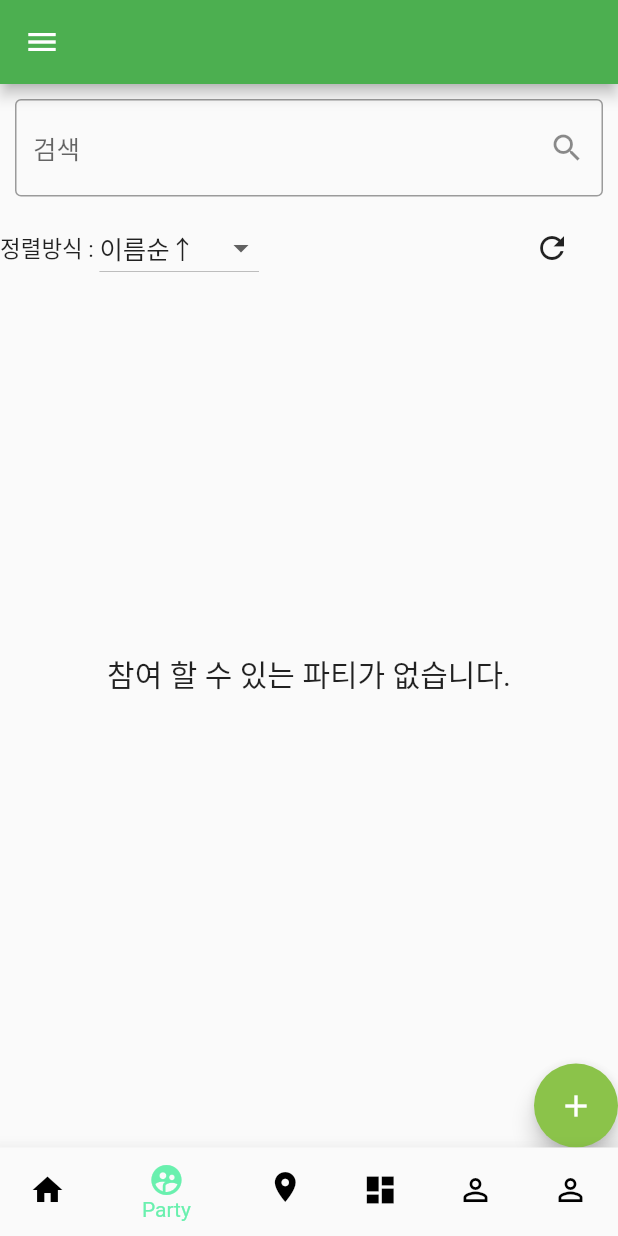
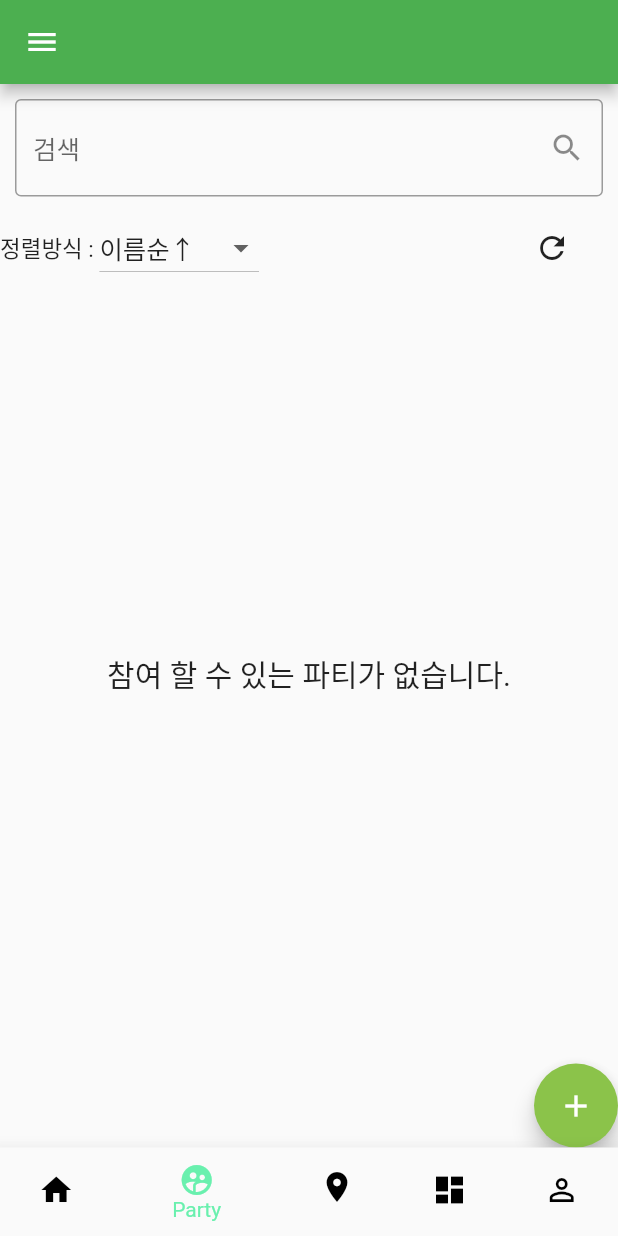
Before and after one commit to 23-1-CapstoneDesign/FIGHT_GONGGANG, a Flutter app: the MaintabPage screen opened by its route, item 2 of the bottom bar chosen, in the side drawer, after a tap on the "refresh" icon, on a phone screen of 412 x 824 dp. Run offline on Flutter 3.47's test engine with Material 2 defaults, Android fonts, the light colour scheme and no system bars; our stand-ins replace animated_toggle_switch, cloud_firestore, firebase_auth, firebase_core, flutter_chat_bubble, flutter_dotenv and 9 more; missing offline and left inert: cupertino_date_textbox, kakao_flutter_sdk, kakaomap_webview, mongo_dart, mysql1, syncfusion_localizations; accounts and stored records are empty; generated files the repository leaves out were written again; network calls fail.

Commit message:
party system and map function added

```diff
--- a/lib/Maintab.dart
+++ b/lib/Maintab.dart
@@ -31,7 +31,7 @@ class _MaintabPageState extends State<MaintabPage> {
     MapPage(),
     CommunityPage(),
     MyPage(),
-    ChatScreen(),
+
   ];
 
   @override
@@ -64,10 +64,6 @@ class _MaintabPageState extends State<MaintabPage> {
           BottomNavigationBarItem(
             icon: Icon(Icons.perm_identity),
             label: 'Mypage',
-          ),
-          BottomNavigationBarItem(
-            icon: Icon(Icons.perm_identity),
-            label: 'Chat',
           ),
 
         ],
--- a/lib/Maintab/home/gallery_policy.dart
+++ b/lib/Maintab/home/gallery_policy.dart
@@ -22,6 +22,7 @@ class _GalleryWidgetState extends State<GalleryWidget> {
 
   @override
   void initState() {
+    _launchUrl(Uri.parse("http://10.0.2.2:5000/?text=1"));
     getData();
   }
 
@@ -159,6 +160,8 @@ class _GalleryWidgetState extends State<GalleryWidget> {
                     }
                     else {
                       _launchUrl(Uri.parse(policy?['사이트 링크 주소']));
+                      // _launchUrl(Uri.parse("http://10.0.2.2:5000/?text=1"));
+
                     }
                 }:null,
                 child: Text(
@@ -184,9 +187,11 @@ class _GalleryWidgetState extends State<GalleryWidget> {
     return ListView.builder(
       scrollDirection: Axis.horizontal, // 수평 스크롤을 위해 설정
       itemCount: result?.length,
+      shrinkWrap: true,
       itemBuilder: (BuildContext context, int index) {
         if (_dataloaded)
           return GestureDetector(
+
             onTap: () {
               // 카드를 클릭했을 때 실행되는 코드
               showPolicyPopup(result![index]);
--- a/lib/Maintab/home/home.dart
+++ b/lib/Maintab/home/home.dart
@@ -10,8 +10,9 @@ import 'package:fighting_gonggang/Layout/Dashboard.dart';
 import 'package:flutter_dotenv/flutter_dotenv.dart';
 import 'package:fighting_gonggang/Maintab/timetable/Timetable.dart';
 
+import 'myParty.dart';
+
 class HomePage extends StatefulWidget {
-
   @override
   _HomePageState createState() => _HomePageState();
 }
@@ -30,8 +31,8 @@ class _HomePageState extends State<HomePage> {
       child: Scaffold(
         body: Container(
           padding: EdgeInsets.all(16.0),
-          child: Column(
-            crossAxisAlignment: CrossAxisAlignment.start,
+          child: ListView(
+            shrinkWrap: true,
             children: [
               timeTable,
               Row(mainAxisAlignment: MainAxisAlignment.center, children: [
@@ -58,17 +59,38 @@ class _HomePageState extends State<HomePage> {
                 thickness: 1,
                 indent: 16,
                 endIndent: 16,
-              )
-              ,
+              ),
               Align(
-
                 child: Text(
-                  "청년 정책",
-                  style: TextStyle(fontSize: 30),
+                  "참여중인 파티",
+                  style: TextStyle(fontSize: 20),
                   textAlign: TextAlign.center,
                 ),
               ),
-              Expanded(child: GalleryWidget())
+              SizedBox(
+                height: 200,
+                child: Expanded(
+                  child: MyParty(),
+                ),
+              ),
+              Container(
+                color: Color.fromRGBO(0, 0, 0, 0.1),
+                child: Column(
+                  children: [
+                    Align(
+                      child: Text(
+                        "청년 정책",
+                        style: TextStyle(fontSize: 20),
+                        textAlign: TextAlign.center,
+                      ),
+                    ),
+                    SizedBox(
+                        height: 200,
+                        child:
+                            Row(children: [Expanded(child: GalleryWidget())]))
+                  ],
+                ),
+              ),
             ],
           ),
         ),
@@ -79,11 +101,8 @@ class _HomePageState extends State<HomePage> {
     );
   }
 
-
   @override
   void initState() {
     super.initState();
-
-
   }
 }
--- /dev/null
+++ b/lib/Maintab/home/myParty.dart
@@ -0,0 +1,106 @@
+import 'package:fighting_gonggang/chat/chat_screen.dart';
+import 'package:flutter/material.dart';
+import 'package:flutter/services.dart';
+import 'package:flutter_dotenv/flutter_dotenv.dart';
+import 'package:fluttertoast/fluttertoast.dart';
+import 'package:mongo_dart/mongo_dart.dart' as mongo;
+import 'package:shared_preferences/shared_preferences.dart';
+import 'package:url_launcher/url_launcher.dart';
+
+class MyParty extends StatefulWidget {
+  MyParty();
+
+  @override
+  _MyPartyState createState() => _MyPartyState();
+}
+
+class _MyPartyState extends State<MyParty> {
+
+  static final dburl = dotenv.env["MONGO_URL"].toString();
+  List<Map<String, dynamic>>? result = null;
+  bool _dataloaded = false;
+
+  @override
+  void initState() {
+    getData();
+  }
+
+
+
+
+  void getData() async {
+    SharedPreferences prefs = await SharedPreferences.getInstance();
+    mongo.Db conn = await mongo.Db.create(dburl);
+    await conn.open();
+    mongo.DbCollection collection = conn.collection('party');
+
+    collection
+        .find(   { 'nowMembers': {
+    '\$elemMatch': {'\$eq': prefs.getString('username')}
+    }})
+        .toList()
+        .then((list) {
+      if (mounted) {
+        setState(() {
+          result = list;
+          _dataloaded = true;
+        });
+      }
+    });
+  }
+
+  Future<void> _launchUrl(Uri url) async {
+    canLaunchUrl(url).then((value) async{
+      if(value)
+        if (!await launchUrl(url)) {
+          throw Exception('Could not launch $url');
+        }
+    });
+  }
+
+  @override
+  Widget build(BuildContext context) {
+    return ListView.builder(
+      itemCount: result?.length,
+      scrollDirection: Axis.horizontal,
+      shrinkWrap: true,
+      itemBuilder: (BuildContext context, int index) {
+        if (_dataloaded)
+          return GestureDetector(
+            onTap: () {
+              Navigator.push(
+                context,
+                MaterialPageRoute(builder: (context) => ChatScreen(chatRoomName: result?[index]['name'],chatRoomID: (result?[index]['_id'].toHexString()))),
+              );
+            },
+            child: Container(
+              width: 200,
+              // 카드의 너비를 조정하고 싶은 값으로 설정
+              margin: EdgeInsets.all(16.0),
+              padding: EdgeInsets.all(16.0),
+              decoration: BoxDecoration(
+                color: Colors.white,
+                borderRadius: BorderRadius.circular(8.0),
+                boxShadow: [
+                  BoxShadow(
+                    color: Colors.grey.withOpacity(0.3),
+                    spreadRadius: 2,
+                    blurRadius: 5,
+                    offset: Offset(0, 3),
+                  ),
+                ],
+              ),
+              child: Column(
+                mainAxisAlignment: MainAxisAlignment.center,
+                crossAxisAlignment: CrossAxisAlignment.center,
+                children: [
+              Text("파티명 : ${result?[index]['name']}"),
+
+                ],
+              ),
+            ),
+          );
+      },
+    );
+  }
+}
--- a/lib/Maintab/map/map.dart
+++ b/lib/Maintab/map/map.dart
@@ -247,11 +247,7 @@ var infowindow = new kakao.maps.InfoWindow({
       );
     ''',
                 onTapMarker: (message) {
-                  Fluttertoast.showToast(
-                    msg: message.message,
-                    toastLength: Toast.LENGTH_SHORT,
-                    gravity: ToastGravity.BOTTOM,
-                  );
+
                   try {
                     setState(() {
                       selected_index = points.indexWhere(
--- a/lib/Maintab/mypage/mypage.dart
+++ b/lib/Maintab/mypage/mypage.dart
@@ -131,7 +131,7 @@ class MyPageState extends State<MyPage> {
                     Column(
                       // mainAxisAlignment: MainAxisAlignment.start,
                       children: [
-                        FGRoundTextField(text: "이메일: $email@sunmoon.ac.kr"),
+                        FGRoundTextField(text: "이메일: $email@sunmoon.ac.kr",height: 50.0,),
                         SizedBox(
                           height: 10,
                         ),
--- a/lib/Maintab/party/party_main.dart
+++ b/lib/Maintab/party/party_main.dart
@@ -70,12 +70,9 @@ class _PartyPageState extends State<PartyPage> {
     var party_list = await collection.find().toList();
     List<Post> tempPost = [];
     for (int i = 0; i < party_list.length; i++) {
-      // print(party_list[i]['nowMembers']);
-
-      print(prefs.getString('username'));
-    print(List<String>.from(party_list[i]['nowMembers']));
-    print(List<String>.from(party_list[i]['nowMembers']).contains(prefs.getString('username')));
-      if (party_list[i]['maxMembers'] != party_list[i]['nowMembers'].length&&!List<String>.from(party_list[i]['nowMembers']).contains(prefs.getString('username'))) {
+      if (party_list[i]['maxMembers'] != party_list[i]['nowMembers'].length &&
+          !List<String>.from(party_list[i]['nowMembers'])
+              .contains(prefs.getString('username'))) {
         tempPost.add(Post(
             partyName: party_list[i]['name'],
             currentMembersCount: party_list[i]['nowMembers'].length,
@@ -94,6 +91,13 @@ class _PartyPageState extends State<PartyPage> {
     }
     sortPosts();
     conn.close();
+  }
+
+  void enterParty(Post post) {
+
+
+
+
   }
 
   String searchText = '';
@@ -120,7 +124,11 @@ class _PartyPageState extends State<PartyPage> {
           description: post.description,
         );
       },
-    );
+    ).then((value) {
+      if (value) {
+        enterParty(post);
+      }
+    });
   }
 
   void sortPosts() {
@@ -220,9 +228,8 @@ class _PartyPageState extends State<PartyPage> {
             ],
           ),
           if (!_running)
-            if(posts.isNotEmpty)
+            if (posts.isNotEmpty)
               Expanded(
-
                 child: ListView.builder(
                   itemCount: filteredPosts.length,
                   itemBuilder: (context, index) {
@@ -230,7 +237,7 @@ class _PartyPageState extends State<PartyPage> {
                     return ListTile(
                       title: Text(post.partyName),
                       subtitle: Text(
-                    '${post.tag!=""?'태그: ${post.tag} | ':''}현재 인원 : ${post.currentMembersCount}/${post.totalMembers}'),
+                          '${post.tag != "" ? '태그: ${post.tag} | ' : ''}현재 인원 : ${post.currentMembersCount}/${post.totalMembers}'),
                       // 게시글 내용을 표시
                       onTap: () {
                         showPartyDetails(context, post);
@@ -239,8 +246,9 @@ class _PartyPageState extends State<PartyPage> {
                   },
                 ),
               ),
-            if(posts.isEmpty&&!_running)
-              Expanded(child: Align(
+          if (posts.isEmpty && !_running)
+            Expanded(
+                child: Align(
               child: Text("참여 할 수 있는 파티가 없습니다."),
             )),
           if (_running)
@@ -257,7 +265,8 @@ class _PartyPageState extends State<PartyPage> {
                     Navigator.push(
                             context,
                             MaterialPageRoute(
-                            builder: (context) => MakePartyPage())).then((e) {
+                                builder: (context) => MakePartyPage()))
+                        .then((value) {
                       loadParty();
                     });
                   },
```
Also changed, not shown: lib/Layout/items.dart (+5 -2 lines), lib/Maintab/party/party_popup.dart (+17 -1 lines), lib/chat/ChatService.dart (deleted, +0 -69 lines), lib/chat/chat_bubble.dart (+19 -9 lines), lib/chat/chat_screen.dart (+10 -7 lines), lib/chat/message.dart (+11 -13 lines), lib/chat/new_message.dart (+17 -10 lines), lib/login.dart (+14 -13 lines), lib/Maintab/party/make_party.dart (line endings or trailing spaces). Lines whose indentation alone changed are shown as unchanged.
